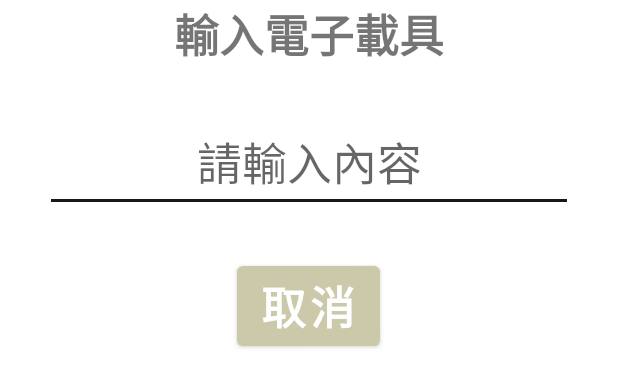
After one commit to eugene3939/Alpha2, an Android app: the layout entertext.xml on its own in the app's theme, with its tools: preview values and no code run, on a phone screen of 412 x 824 dp. The commit adds this screen. Shown: the top 387 px of the screen. Run offline under Robolectric (Android 15) with nearby library versions, the phone set to English and light mode, and no system bars.

Commit message:
add payment method and E code choosing layout

```diff
--- a/app/src/main/java/com/example/alpha2/Payment.kt
+++ b/app/src/main/java/com/example/alpha2/Payment.kt
@@ -66,10 +66,7 @@ class Payment : AppCompatActivity() {
             }
 
             try {
-                // 創建一個字母列表
-                val letters = paymentList.map { it.PAY_Name }
-
-                // 使用 ArrayAdapter 將字母列表與 GridView 連接
+                //用GridView 顯示 購買清單
                 val adapter = if (nowLoginMember != null){
                      FilterProductAdapter(filterList,filterAmount,true)
                 }else{
--- /dev/null
+++ b/app/src/main/java/com/example/alpha2/myAdapter/ChooseItemListAdapter.kt
@@ -0,0 +1,4 @@
+package com.example.alpha2.myAdapter
+
+class ChooseItemListAdapter {
+}
--- /dev/null
+++ b/app/src/main/res/layout/entertext.xml
@@ -0,0 +1,47 @@
+<?xml version="1.0" encoding="utf-8"?>
+<RelativeLayout
+    xmlns:android="http://schemas.android.com/apk/res/android"
+    xmlns:tools="http://schemas.android.com/tools"
+    android:layout_width="match_parent"
+    android:layout_height="match_parent">
+
+    <!--輸入內容到文字框後輸出 enterText -> output -->
+
+    <!--標題-->
+    <TextView
+        android:id="@+id/txtEnterTxtTitle"
+        android:layout_width="match_parent"
+        android:layout_height="wrap_content"
+        android:text="@string/txtEnterTextTitle"
+        android:textSize="30sp"
+        android:textStyle="bold"
+        android:textAlignment="center"/>
+
+    <!--內容列表-->
+    <EditText
+        android:id="@+id/edtEnterTxtContent"
+        android:layout_width="600dp"
+        android:layout_height="wrap_content"
+        android:layout_margin="30dp"
+        android:layout_below="@+id/txtEnterTxtTitle"
+        android:hint="@string/txtFulfil"
+        android:textSize="30sp"
+        android:textColor="@color/blue_500"
+        android:textAlignment="center"
+        android:autofillHints="password"
+        android:inputType="number"
+        tools:ignore="LabelFor" />
+
+
+    <!--取消-->
+    <Button
+        android:id="@+id/btEnterTxtContent"
+        android:layout_width="wrap_content"
+        android:layout_height="wrap_content"
+        android:layout_below="@+id/edtEnterTxtContent"
+        android:layout_centerHorizontal="true"
+        android:text="@string/buttonCancel"
+        android:textStyle="bold"
+        android:textSize="30sp"/>
+
+</RelativeLayout>
--- a/app/src/main/res/layout/selectitem.xml
+++ b/app/src/main/res/layout/selectitem.xml
@@ -3,6 +3,8 @@
     xmlns:android="http://schemas.android.com/apk/res/android"
     android:layout_width="match_parent"
     android:layout_height="match_parent">
+
+    <!--選擇的商品項次顯示頁面-->
 
     <!--商品編號-->
     <TextView
--- a/app/src/main/res/layout/selectnum.xml
+++ b/app/src/main/res/layout/selectnum.xml
@@ -5,6 +5,8 @@
     android:id="@+id/changeNumLayout"
     android:layout_width="match_parent"
     android:layout_height="wrap_content">
+
+    <!--選擇的商品數量變更頁面-->
 
     <TextView
         android:layout_width="wrap_content"
--- a/app/src/main/res/values/strings.xml
+++ b/app/src/main/res/values/strings.xml
@@ -42,4 +42,8 @@
     <string name="txtInvoicePrinter">統一編號</string>
     <string name="txtCash">現金</string>
     <string name="txtFAmount">數量</string>
+    <string name="txtPrinter">列印模式</string>
+    <string name="buttonCancel">取消</string>
+    <string name="txtEnterTextTitle">輸入電子載具</string>
+    <string name="txtFulfil">請輸入內容</string>
 </resources>
```
Also changed, not shown: app/src/main/res/layout/chooseitem.xml (added, +38 -0 lines).
